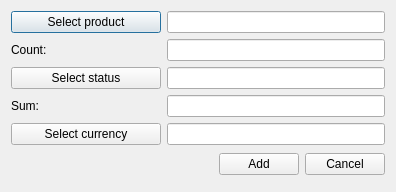
First picture: the form in OrmasAdmin/OrmasAdmin/CreateStockDlg.ui, repository Dalerjon/TheOrmasProejct, before the edit.
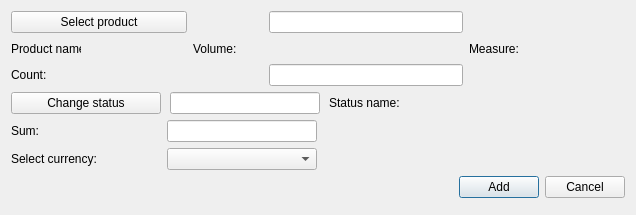
Second picture: the form after the edit.

The edit to the form file:
```diff
--- a/OrmasAdmin/OrmasAdmin/CreateStockDlg.ui
+++ b/OrmasAdmin/OrmasAdmin/CreateStockDlg.ui
@@ -6,8 +6,8 @@
    <rect>
     <x>0</x>
     <y>0</y>
-    <width>396</width>
-    <height>192</height>
+    <width>636</width>
+    <height>215</height>
    </rect>
   </property>
   <property name="windowTitle">
@@ -32,34 +32,118 @@
    <property name="bottomMargin">
     <number>17</number>
    </property>
+   <item row="1" column="2">
+    <widget class="QLabel" name="volumeLb">
+     <property name="minimumSize">
+      <size>
+       <width>70</width>
+       <height>0</height>
+      </size>
+     </property>
+     <property name="maximumSize">
+      <size>
+       <width>70</width>
+       <height>16777215</height>
+      </size>
+     </property>
+     <property name="text">
+      <string>Volume:</string>
+     </property>
+    </widget>
+   </item>
+   <item row="1" column="4">
+    <widget class="QLabel" name="measureLb">
+     <property name="text">
+      <string>Measure:</string>
+     </property>
+    </widget>
+   </item>
+   <item row="1" column="3">
+    <widget class="QLabel" name="volumePh">
+     <property name="minimumSize">
+      <size>
+       <width>100</width>
+       <height>0</height>
+      </size>
+     </property>
+     <property name="font">
+      <font>
+       <family>Times New Roman</family>
+       <pointsize>12</pointsize>
+       <weight>75</weight>
+       <italic>true</italic>
+       <bold>true</bold>
+      </font>
+     </property>
+     <property name="text">
+      <string/>
+     </property>
+    </widget>
+   </item>
+   <item row="1" column="1">
+    <widget class="QLabel" name="prodNamePh">
+     <property name="minimumSize">
+      <size>
+       <width>100</width>
+       <height>0</height>
+      </size>
+     </property>
+     <property name="font">
+      <font>
+       <family>Times New Roman</family>
+       <pointsize>12</pointsize>
+       <weight>75</weight>
+       <italic>true</italic>
+       <bold>true</bold>
+      </font>
+     </property>
+     <property name="text">
+      <string/>
+     </property>
+    </widget>
+   </item>
    <item row="1" column="0">
-    <widget class="QLabel" name="countLb">
+    <widget class="QLabel" name="prodNameLb">
      <property name="minimumSize">
       <size>
-       <width>150</width>
+       <width>70</width>
        <height>0</height>
       </size>
      </property>
+     <property name="maximumSize">
+      <size>
+       <width>70</width>
+       <height>16777215</height>
+      </size>
+     </property>
      <property name="text">
-      <string>Count:</string>
+      <string>Product name:</string>
      </property>
     </widget>
    </item>
-   <item row="0" column="1">
-    <widget class="QLineEdit" name="productEdit">
-     <property name="readOnly">
-      <bool>true</bool>
+   <item row="1" column="5">
+    <widget class="QLabel" name="measurePh">
+     <property name="minimumSize">
+      <size>
+       <width>100</width>
+       <height>0</height>
+      </size>
      </property>
-    </widget>
-   </item>
-   <item row="0" column="0">
-    <widget class="QPushButton" name="productBtn">
+     <property name="font">
+      <font>
+       <family>Times New Roman</family>
+       <pointsize>12</pointsize>
+       <weight>75</weight>
+       <italic>true</italic>
+       <bold>true</bold>
+      </font>
+     </property>
      <property name="text">
-      <string>Select product</string>
+      <string/>
      </property>
     </widget>
    </item>
-   <item row="3" column="0" colspan="2">
+   <item row="4" column="0" colspan="6">
     <layout class="QHBoxLayout" name="horizontalLayout">
      <item>
       <spacer name="horizontalSpacer">
@@ -90,14 +174,21 @@
      </item>
     </layout>
    </item>
-   <item row="1" column="1">
+   <item row="2" column="3">
     <widget class="QLineEdit" name="countEdit">
      <property name="toolTip">
       <string>&lt;html&gt;&lt;head/&gt;&lt;body&gt;&lt;p&gt;For example: 100&lt;/p&gt;&lt;/body&gt;&lt;/html&gt;</string>
      </property>
     </widget>
    </item>
-   <item row="2" column="0" colspan="2">
+   <item row="0" column="3">
+    <widget class="QLineEdit" name="productEdit">
+     <property name="readOnly">
+      <bool>true</bool>
+     </property>
+    </widget>
+   </item>
+   <item row="3" column="0" colspan="6">
     <widget class="QWidget" name="editSectionWgt" native="true">
      <layout class="QGridLayout" name="gridLayout_3">
       <property name="leftMargin">
@@ -112,27 +203,6 @@
       <property name="bottomMargin">
        <number>0</number>
       </property>
-      <item row="2" column="0">
-       <widget class="QPushButton" name="currencyBtn">
-        <property name="text">
-         <string>Select currency</string>
-        </property>
-       </widget>
-      </item>
-      <item row="2" column="1">
-       <widget class="QLineEdit" name="currencyEdit">
-        <property name="readOnly">
-         <bool>true</bool>
-        </property>
-       </widget>
-      </item>
-      <item row="1" column="1">
-       <widget class="QLineEdit" name="sumEdit">
-        <property name="toolTip">
-         <string>&lt;html&gt;&lt;head/&gt;&lt;body&gt;&lt;p&gt;For example: 300 (pedends on currency, in that case 300 USD)&lt;/p&gt;&lt;/body&gt;&lt;/html&gt;</string>
-        </property>
-       </widget>
-      </item>
       <item row="1" column="0">
        <widget class="QLabel" name="sumLb">
         <property name="minimumSize">
@@ -146,23 +216,167 @@
         </property>
        </widget>
       </item>
-      <item row="0" column="0">
-       <widget class="QPushButton" name="statusBtn">
+      <item row="1" column="1">
+       <widget class="QLineEdit" name="sumEdit">
+        <property name="maximumSize">
+         <size>
+          <width>150</width>
+          <height>16777215</height>
+         </size>
+        </property>
+        <property name="toolTip">
+         <string>&lt;html&gt;&lt;head/&gt;&lt;body&gt;&lt;p&gt;For example: 300 (pedends on currency, in that case 300 USD)&lt;/p&gt;&lt;/body&gt;&lt;/html&gt;</string>
+        </property>
+       </widget>
+      </item>
+      <item row="4" column="0">
+       <widget class="QLabel" name="currencyLb">
         <property name="text">
-         <string>Select status</string>
+         <string>Select currency:</string>
         </property>
        </widget>
       </item>
-      <item row="0" column="1">
-       <widget class="QLineEdit" name="statusEdit">
-        <property name="readOnly">
-         <bool>true</bool>
+      <item row="4" column="1">
+       <widget class="QComboBox" name="currencyCmb">
+        <property name="maximumSize">
+         <size>
+          <width>150</width>
+          <height>16777215</height>
+         </size>
         </property>
        </widget>
       </item>
+      <item row="1" column="2">
+       <spacer name="horizontalSpacer_2">
+        <property name="orientation">
+         <enum>Qt::Horizontal</enum>
+        </property>
+        <property name="sizeHint" stdset="0">
+         <size>
+          <width>40</width>
+          <height>20</height>
+         </size>
+        </property>
+       </spacer>
+      </item>
+      <item row="0" column="0" colspan="3">
+       <widget class="QWidget" name="statusWidget" native="true">
+        <layout class="QHBoxLayout" name="horizontalLayout_3">
+         <property name="spacing">
+          <number>9</number>
+         </property>
+         <property name="leftMargin">
+          <number>0</number>
+         </property>
+         <property name="topMargin">
+          <number>0</number>
+         </property>
+         <property name="rightMargin">
+          <number>0</number>
+         </property>
+         <property name="bottomMargin">
+          <number>0</number>
+         </property>
+         <item>
+          <widget class="QPushButton" name="statusBtn">
+           <property name="sizePolicy">
+            <sizepolicy hsizetype="Fixed" vsizetype="Fixed">
+             <horstretch>0</horstretch>
+             <verstretch>0</verstretch>
+            </sizepolicy>
+           </property>
+           <property name="minimumSize">
+            <size>
+             <width>150</width>
+             <height>0</height>
+            </size>
+           </property>
+           <property name="text">
+            <string>Change status</string>
+           </property>
+          </widget>
+         </item>
+         <item>
+          <widget class="QLineEdit" name="statusEdit">
+           <property name="maximumSize">
+            <size>
+             <width>150</width>
+             <height>16777215</height>
+            </size>
+           </property>
+           <property name="readOnly">
+            <bool>true</bool>
+           </property>
+          </widget>
+         </item>
+         <item>
+          <widget class="QLabel" name="statusLb">
+           <property name="text">
+            <string>Status name:</string>
+           </property>
+          </widget>
+         </item>
+         <item>
+          <widget class="QLabel" name="statusPh">
+           <property name="minimumSize">
+            <size>
+             <width>120</width>
+             <height>0</height>
+            </size>
+           </property>
+           <property name="font">
+            <font>
+             <family>Times New Roman</family>
+             <pointsize>12</pointsize>
+             <weight>75</weight>
+             <italic>true</italic>
+             <bold>true</bold>
+            </font>
+           </property>
+           <property name="text">
+            <string/>
+           </property>
+          </widget>
+         </item>
+        </layout>
+       </widget>
+      </item>
+      <item row="4" column="2">
+       <spacer name="horizontalSpacer_3">
+        <property name="orientation">
+         <enum>Qt::Horizontal</enum>
+        </property>
+        <property name="sizeHint" stdset="0">
+         <size>
+          <width>40</width>
+          <height>20</height>
+         </size>
+        </property>
+       </spacer>
+      </item>
      </layout>
     </widget>
    </item>
+   <item row="0" column="0" colspan="2">
+    <widget class="QPushButton" name="productBtn">
+     <property name="text">
+      <string>Select product</string>
+     </property>
+    </widget>
+   </item>
+   <item row="2" column="0" colspan="2">
+    <widget class="QLabel" name="countLb">
+     <property name="minimumSize">
+      <size>
+       <width>150</width>
+       <height>0</height>
+      </size>
+     </property>
+     <property name="text">
+      <string>Count:</string>
+     </property>
+    </widget>
+   </item>
   </layout>
  </widget>
  <tabstops>
```
Left out of the diff: 6 changed lines with no effect on the pictures.
